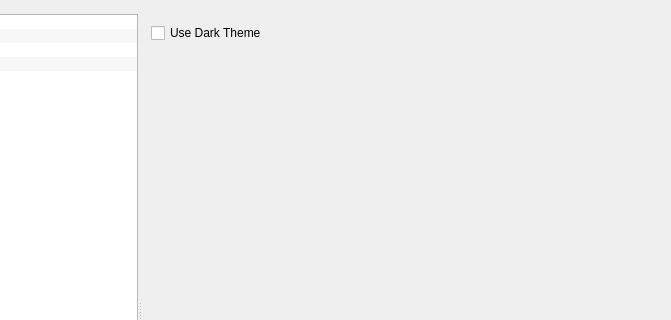
dimkanovikov/KITScenarist, file src/UserInterfaceLayer/Settings/SettingsView.ui: the form before one commit; both pictures show x 203 to 874 and y 0 to 320 of the 874 by 620 pixel window.
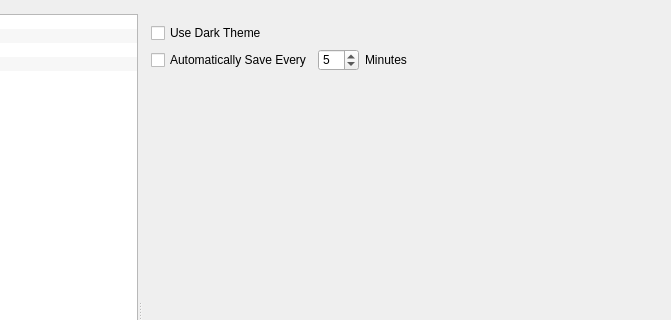
The form after the commit. Icons and pictures are not drawn.

Commit message:
Added automatically saving by timeout feature
* Added Cancel button to saveIfNeeded dialog
* Fix bug with closing window event accepting
* Update russian translation

The edit to the form file:
```diff
--- a/src/UserInterfaceLayer/Settings/SettingsView.ui
+++ b/src/UserInterfaceLayer/Settings/SettingsView.ui
@@ -34,7 +34,7 @@
      <property name="orientation">
       <enum>Qt::Horizontal</enum>
      </property>
-     <widget class="QWidget" name="">
+     <widget class="QWidget" name="layoutWidget">
       <layout class="QVBoxLayout" name="verticalLayout_2">
        <property name="spacing">
         <number>0</number>
@@ -109,7 +109,7 @@
        </item>
       </layout>
      </widget>
-     <widget class="QWidget" name="">
+     <widget class="QWidget" name="layoutWidget">
       <layout class="QVBoxLayout" name="verticalLayout">
        <property name="spacing">
         <number>0</number>
@@ -134,26 +134,63 @@
          </property>
          <widget class="QWidget" name="page">
           <layout class="QGridLayout" name="gridLayout_2">
-           <item row="2" column="0">
+           <item row="0" column="0">
+            <widget class="QCheckBox" name="useDarkTheme">
+             <property name="text">
+              <string>Use Dark Theme</string>
+             </property>
+            </widget>
+           </item>
+           <item row="1" column="0" colspan="2">
+            <layout class="QHBoxLayout" name="horizontalLayout_4">
+             <item>
+              <widget class="QCheckBox" name="autosave">
+               <property name="text">
+                <string>Automatically Save Every</string>
+               </property>
+              </widget>
+             </item>
+             <item>
+              <widget class="QSpinBox" name="autosaveInterval">
+               <property name="minimum">
+                <number>2</number>
+               </property>
+               <property name="maximum">
+                <number>30</number>
+               </property>
+               <property name="value">
+                <number>5</number>
+               </property>
+              </widget>
+             </item>
+             <item>
+              <widget class="QLabel" name="autosaveSiffix">
+               <property name="sizePolicy">
+                <sizepolicy hsizetype="Expanding" vsizetype="Preferred">
+                 <horstretch>0</horstretch>
+                 <verstretch>0</verstretch>
+                </sizepolicy>
+               </property>
+               <property name="text">
+                <string>Minutes</string>
+               </property>
+              </widget>
+             </item>
+            </layout>
+           </item>
+           <item row="2" column="0" colspan="2">
             <spacer name="verticalSpacer_4">
              <property name="orientation">
               <enum>Qt::Vertical</enum>
              </property>
              <property name="sizeHint" stdset="0">
               <size>
-               <width>20</width>
-               <height>305</height>
+               <width>10</width>
+               <height>10</height>
               </size>
              </property>
             </spacer>
            </item>
-           <item row="1" column="0">
-            <widget class="QCheckBox" name="useDarkTheme">
-             <property name="text">
-              <string>Use Dark Theme</string>
-             </property>
-            </widget>
-           </item>
           </layout>
          </widget>
          <widget class="QWidget" name="textEditorPage">
```
The commit also changes 11 other files.
